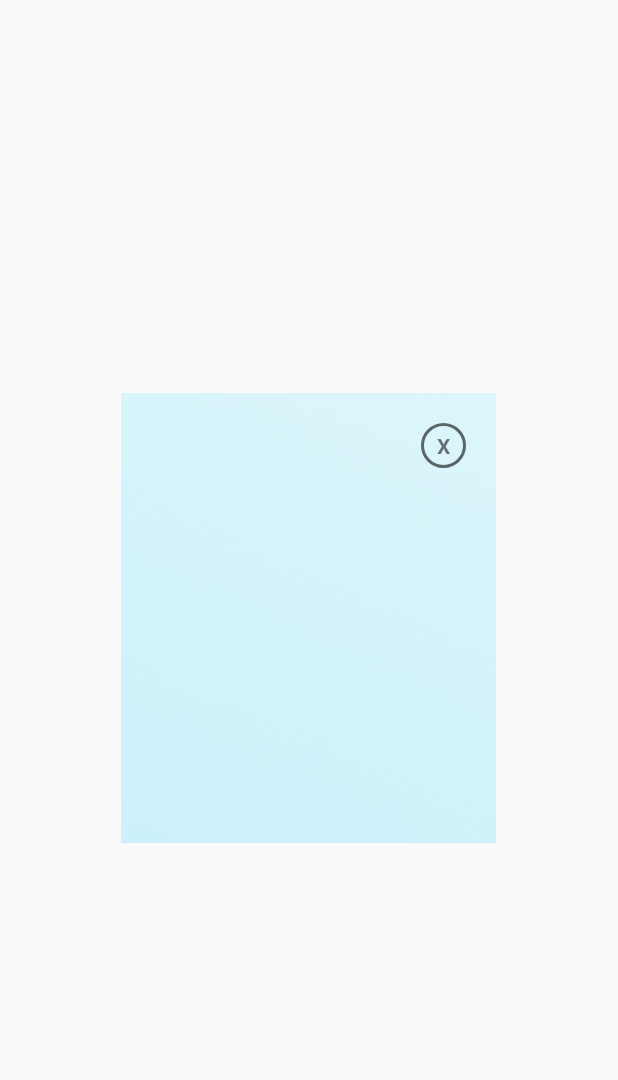
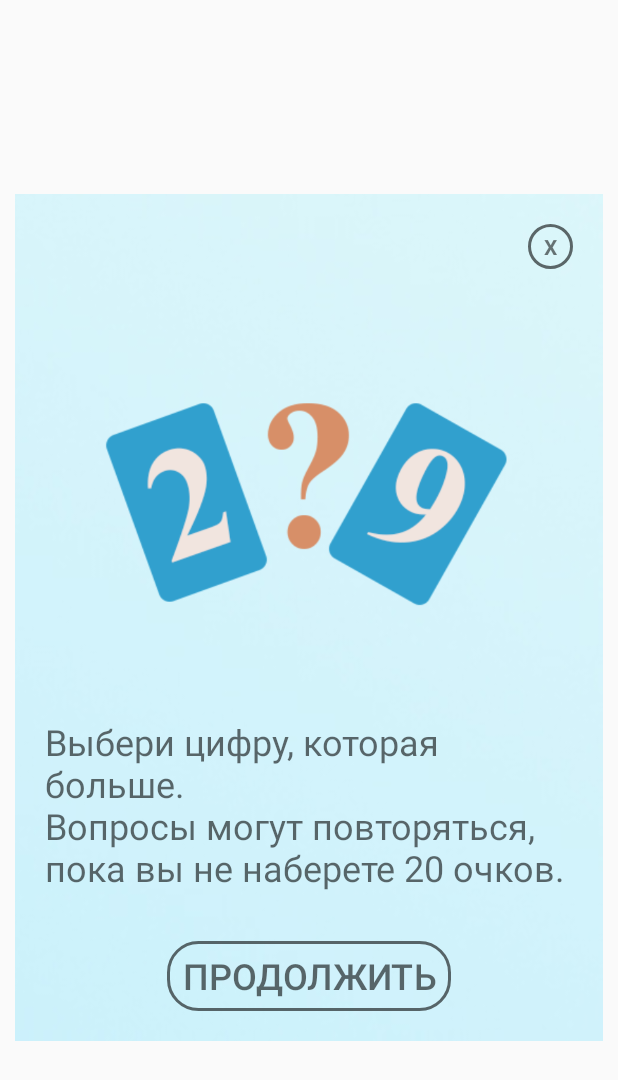
Before and after one commit to postzpua/AndroidGit, an Android app: the layout previewdialog.xml on its own in the app's theme, with its tools: preview values and no code run, on a phone screen of 412 x 824 dp. Shown: the top 1080 px of the screen. Run offline under Robolectric (Android 15) with nearby library versions, the phone set to English and light mode, and no system bars.

Commit message:
Lesson 21_27.08.2020_Home

```diff
--- a/app/src/main/res/layout/previewdialog.xml
+++ b/app/src/main/res/layout/previewdialog.xml
@@ -24,8 +24,43 @@
             android:textStyle="bold"
             android:gravity="center"
             android:background="@drawable/button_stroke_black95_press_white"
-            android:layout_gravity="right"
+            android:layout_gravity="end"
             />
+
+        <ImageView
+            android:layout_width="match_parent"
+            android:layout_height="0dp"
+            android:id="@+id/previewimg"
+            android:src="@drawable/previewimgone"
+            android:layout_weight="60"
+            android:layout_marginTop="10dp"/>
+
+        <TextView
+            android:layout_width="wrap_content"
+            android:layout_height="0dp"
+            android:id="@+id/textdescription"
+            android:text="@string/levelone"
+            android:layout_weight="30"
+            android:textColor="@color/black95"
+            android:textSize="24sp"
+            android:layout_marginTop="10dp"/>
+
+        <Button
+            android:layout_width="wrap_content"
+            android:layout_height="0dp"
+            android:id="@+id/btncontinue"
+            android:background="@drawable/button_stroke_black95_press_white"
+            android:layout_weight="10"
+            android:text="@string/textcontinue"
+            android:textColor="@color/black95"
+            android:paddingLeft="10dp"
+            android:paddingRight="10dp"
+            android:textAllCaps="true"
+            android:textSize="24sp"
+            android:layout_marginTop="10dp"
+            android:layout_gravity="center"
+            />
+
     </LinearLayout>
 
 </LinearLayout>
--- /dev/null
+++ b/app/src/main/res/values/descriptionlevels.xml
@@ -0,0 +1,4 @@
+<?xml version="1.0" encoding="utf-8"?>
+<resources>
+    <string name="levelone">Выбери цифру, которая больше.\nВопросы могут повторяться, пока вы не наберете 20 очков.</string>
+</resources>
--- a/app/src/main/res/values/strings.xml
+++ b/app/src/main/res/values/strings.xml
@@ -3,6 +3,7 @@
     <string name="start">Начать</string>
     <string name="back">Назад</string>
     <string name="level">Уровень:</string>
+    <string name="textcontinue">Продолжить</string>
 
 
 </resources>
```
